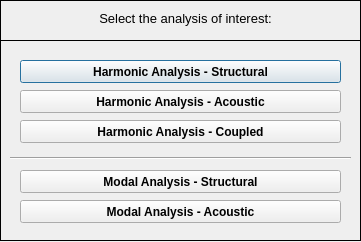
This is pulse/uix/user_input/ui/analysisTypeInput.ui in open-pulse/OpenPulse as Qt 5 draws it before an edit. The edited form follows.
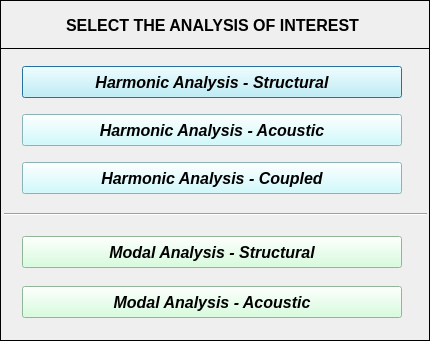
This is the edited form. Icons and pictures are not drawn.

Patch:
```diff
--- a/pulse/uix/user_input/ui/analysisTypeInput.ui
+++ b/pulse/uix/user_input/ui/analysisTypeInput.ui
@@ -9,8 +9,8 @@
    <rect>
     <x>0</x>
     <y>0</y>
-    <width>361</width>
-    <height>242</height>
+    <width>430</width>
+    <height>341</height>
    </rect>
   </property>
   <property name="sizePolicy">
@@ -19,6 +19,18 @@
     <verstretch>0</verstretch>
    </sizepolicy>
   </property>
+  <property name="minimumSize">
+   <size>
+    <width>430</width>
+    <height>341</height>
+   </size>
+  </property>
+  <property name="maximumSize">
+   <size>
+    <width>430</width>
+    <height>341</height>
+   </size>
+  </property>
   <property name="contextMenuPolicy">
    <enum>Qt::DefaultContextMenu</enum>
   </property>
@@ -32,71 +44,13 @@
   <property name="whatsThis">
    <string/>
   </property>
-  <widget class="QWidget" name="widget" native="true">
-   <property name="geometry">
-    <rect>
-     <x>0</x>
-     <y>0</y>
-     <width>361</width>
-     <height>241</height>
-    </rect>
-   </property>
-   <property name="font">
-    <font>
-     <kerning>true</kerning>
-    </font>
-   </property>
-   <widget class="QFrame" name="frame">
-    <property name="geometry">
-     <rect>
-      <x>0</x>
-      <y>0</y>
-      <width>361</width>
-      <height>41</height>
-     </rect>
-    </property>
-    <property name="frameShape">
-     <enum>QFrame::Box</enum>
-    </property>
-    <property name="frameShadow">
-     <enum>QFrame::Plain</enum>
-    </property>
-    <property name="lineWidth">
-     <number>1</number>
-    </property>
-    <widget class="QLabel" name="label">
-     <property name="geometry">
-      <rect>
-       <x>10</x>
-       <y>10</y>
-       <width>351</width>
-       <height>16</height>
-      </rect>
-     </property>
-     <property name="font">
-      <font>
-       <pointsize>10</pointsize>
-       <italic>false</italic>
-      </font>
-     </property>
-     <property name="text">
-      <string>Select the analysis of interest:</string>
-     </property>
-     <property name="textFormat">
-      <enum>Qt::AutoText</enum>
-     </property>
-     <property name="alignment">
-      <set>Qt::AlignCenter</set>
-     </property>
-    </widget>
-   </widget>
    <widget class="QFrame" name="frame_2">
     <property name="geometry">
      <rect>
       <x>0</x>
-      <y>40</y>
-      <width>361</width>
-      <height>201</height>
+     <y>48</y>
+     <width>430</width>
+     <height>293</height>
      </rect>
     </property>
     <property name="frameShape">
@@ -108,18 +62,30 @@
     <widget class="QPushButton" name="pushButton_harmonic_structural">
      <property name="geometry">
       <rect>
-       <x>20</x>
-       <y>20</y>
-       <width>321</width>
-       <height>23</height>
-      </rect>
-     </property>
+      <x>22</x>
+      <y>18</y>
+      <width>380</width>
+      <height>32</height>
+     </rect>
+    </property>
+    <property name="minimumSize">
+     <size>
+      <width>0</width>
+      <height>28</height>
+     </size>
+    </property>
      <property name="font">
       <font>
+      <family>Arial</family>
+      <pointsize>12</pointsize>
        <weight>75</weight>
+      <italic>true</italic>
        <bold>true</bold>
       </font>
      </property>
+    <property name="styleSheet">
+     <string notr="true">background-color: rgb(194, 250, 255);</string>
+    </property>
      <property name="text">
       <string>Harmonic Analysis - Structural</string>
      </property>
@@ -144,18 +110,30 @@
     <widget class="QPushButton" name="pushButton_harmonic_acoustic">
      <property name="geometry">
       <rect>
-       <x>20</x>
-       <y>50</y>
-       <width>321</width>
-       <height>23</height>
-      </rect>
-     </property>
+      <x>22</x>
+      <y>66</y>
+      <width>380</width>
+      <height>32</height>
+     </rect>
+    </property>
+    <property name="minimumSize">
+     <size>
+      <width>0</width>
+      <height>28</height>
+     </size>
+    </property>
      <property name="font">
       <font>
+      <family>Arial</family>
+      <pointsize>12</pointsize>
        <weight>75</weight>
+      <italic>true</italic>
        <bold>true</bold>
       </font>
      </property>
+    <property name="styleSheet">
+     <string notr="true">background-color: rgb(194, 250, 255);</string>
+    </property>
      <property name="text">
       <string>Harmonic Analysis - Acoustic</string>
      </property>
@@ -163,18 +141,30 @@
     <widget class="QPushButton" name="pushButton_harmonic_coupled">
      <property name="geometry">
       <rect>
-       <x>20</x>
-       <y>80</y>
-       <width>321</width>
-       <height>23</height>
-      </rect>
-     </property>
+      <x>22</x>
+      <y>114</y>
+      <width>380</width>
+      <height>32</height>
+     </rect>
+    </property>
+    <property name="minimumSize">
+     <size>
+      <width>0</width>
+      <height>28</height>
+     </size>
+    </property>
      <property name="font">
       <font>
+      <family>Arial</family>
+      <pointsize>12</pointsize>
        <weight>75</weight>
+      <italic>true</italic>
        <bold>true</bold>
       </font>
      </property>
+    <property name="styleSheet">
+     <string notr="true">background-color: rgb(194, 250, 255);</string>
+    </property>
      <property name="text">
       <string>Harmonic Analysis - Coupled</string>
      </property>
@@ -182,18 +172,30 @@
     <widget class="QPushButton" name="pushButton_modal_structural">
      <property name="geometry">
       <rect>
-       <x>20</x>
-       <y>130</y>
-       <width>321</width>
-       <height>23</height>
-      </rect>
-     </property>
+      <x>22</x>
+      <y>188</y>
+      <width>380</width>
+      <height>32</height>
+     </rect>
+    </property>
+    <property name="minimumSize">
+     <size>
+      <width>0</width>
+      <height>28</height>
+     </size>
+    </property>
      <property name="font">
       <font>
+      <family>Arial</family>
+      <pointsize>12</pointsize>
        <weight>75</weight>
+      <italic>true</italic>
        <bold>true</bold>
       </font>
      </property>
+    <property name="styleSheet">
+     <string notr="true">background-color: rgb(203, 255, 212);</string>
+    </property>
      <property name="text">
       <string>Modal Analysis - Structural</string>
      </property>
@@ -201,18 +203,30 @@
     <widget class="QPushButton" name="pushButton_modal_acoustic">
      <property name="geometry">
       <rect>
-       <x>20</x>
-       <y>160</y>
-       <width>321</width>
-       <height>23</height>
-      </rect>
-     </property>
+      <x>22</x>
+      <y>238</y>
+      <width>380</width>
+      <height>32</height>
+     </rect>
+    </property>
+    <property name="minimumSize">
+     <size>
+      <width>0</width>
+      <height>28</height>
+     </size>
+    </property>
      <property name="font">
       <font>
+      <family>Arial</family>
+      <pointsize>12</pointsize>
        <weight>75</weight>
+      <italic>true</italic>
        <bold>true</bold>
       </font>
      </property>
+    <property name="styleSheet">
+     <string notr="true">background-color: rgb(203, 255, 212);</string>
+    </property>
      <property name="text">
       <string>Modal Analysis - Acoustic</string>
      </property>
@@ -220,9 +234,9 @@
     <widget class="Line" name="line">
      <property name="geometry">
       <rect>
-       <x>10</x>
-       <y>110</y>
-       <width>341</width>
+      <x>4</x>
+      <y>158</y>
+      <width>423</width>
        <height>16</height>
       </rect>
      </property>
@@ -230,6 +244,52 @@
       <enum>Qt::Horizontal</enum>
      </property>
     </widget>
+  </widget>
+  <widget class="QFrame" name="frame">
+   <property name="geometry">
+    <rect>
+     <x>0</x>
+     <y>0</y>
+     <width>430</width>
+     <height>49</height>
+    </rect>
+   </property>
+   <property name="frameShape">
+    <enum>QFrame::Box</enum>
+   </property>
+   <property name="frameShadow">
+    <enum>QFrame::Plain</enum>
+   </property>
+   <property name="lineWidth">
+    <number>1</number>
+   </property>
+   <widget class="QLabel" name="label">
+    <property name="geometry">
+     <rect>
+      <x>14</x>
+      <y>10</y>
+      <width>397</width>
+      <height>30</height>
+     </rect>
+    </property>
+    <property name="font">
+     <font>
+      <family>Arial</family>
+      <pointsize>12</pointsize>
+      <weight>75</weight>
+      <italic>false</italic>
+      <bold>true</bold>
+     </font>
+    </property>
+    <property name="text">
+     <string>SELECT THE ANALYSIS OF INTEREST</string>
+    </property>
+    <property name="textFormat">
+     <enum>Qt::AutoText</enum>
+    </property>
+    <property name="alignment">
+     <set>Qt::AlignCenter</set>
+    </property>
    </widget>
   </widget>
  </widget>
```
Lines whose indentation alone changed are shown as unchanged.
